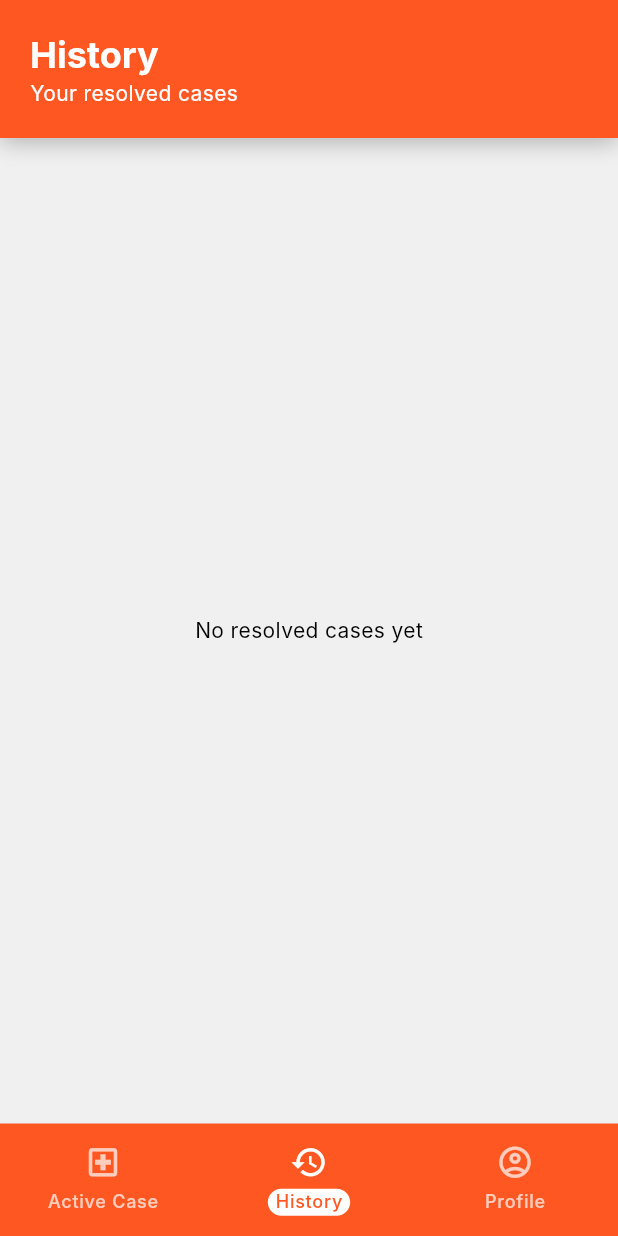
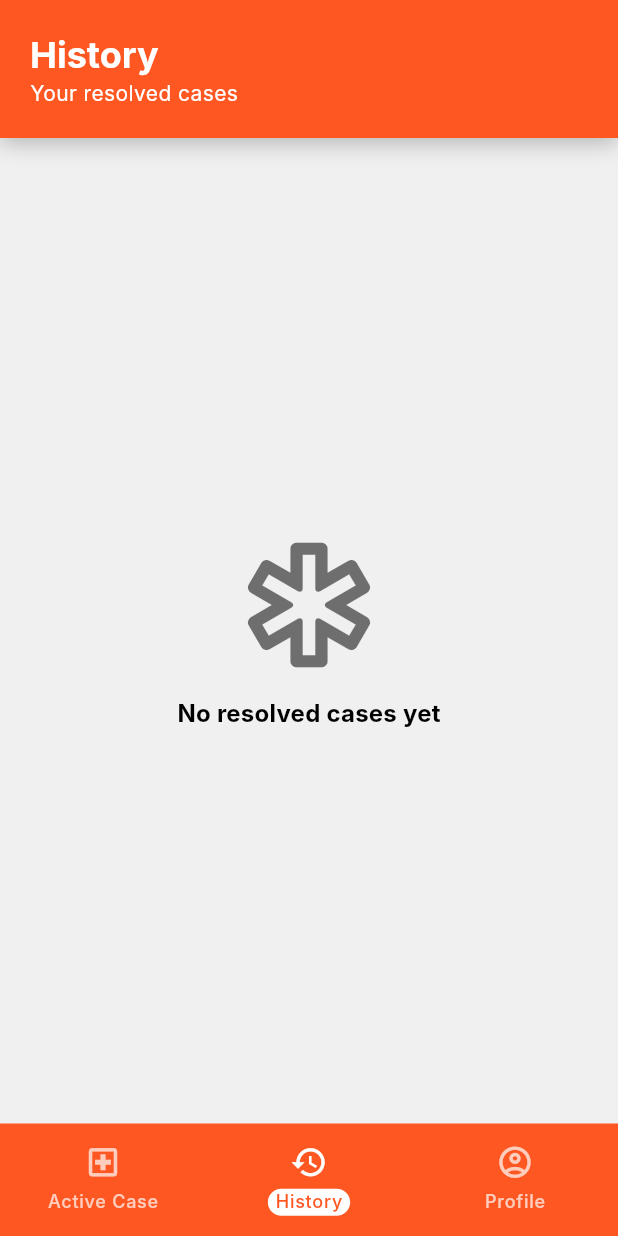
Before and after one commit to Ignatious04/capstone-mobile, a Flutter app: the screen it shows once a user with an empty profile is signed in, item 2 of the bottom bar chosen, on a phone screen of 412 x 824 dp. Run offline on Flutter 3.47's test engine with Material 3 defaults, Android fonts, the phone set to English and light mode, and no system bars; our stand-ins replace cached_network_image, camera, cloud_firestore, cloud_functions, connectivity_plus, firebase_auth and 11 more; missing offline and left inert: google_mlkit_face_detection, google_mlkit_text_recognition; accounts and stored records are empty; Roboto replaces fonts that are missing (Inter).

```diff
--- a/lib/core/shared/widgets/custom_elevated_button.dart
+++ b/lib/core/shared/widgets/custom_elevated_button.dart
@@ -33,7 +33,7 @@ class CustomElevatedButton extends StatelessWidget {
           ? SizedBox(
               width: 20,
               height: 20,
-              child: CustomCircularProgressIndicator(color: color),
+              child: CustomCircularProgressIndicator(color: Colors.deepOrange),
             )
           : icon,
       style: ElevatedButton.styleFrom(
--- a/lib/features/responder/active_case/widgets/active_case_action_bar.dart
+++ b/lib/features/responder/active_case/widgets/active_case_action_bar.dart
@@ -41,16 +41,19 @@ class _ActiveCaseActionBarState extends State<ActiveCaseActionBar> with SingleTi
   }
 
   void _startHold(PointerDownEvent event) {
+    if (!mounted) return;
     _downPosition = event.position;
     _controller.forward();
   }
 
   void _cancelHold() {
+    if (!mounted) return;
     _downPosition = null;
     _controller.reverse();
   }
 
   void _onMove(PointerMoveEvent event) {
+    if (!mounted) return;
     final start = _downPosition;
     if (start != null && (event.position - start).distance > _maxDrift) _cancelHold();
   }
--- a/lib/features/responder/history/views/history_screen.dart
+++ b/lib/features/responder/history/views/history_screen.dart
@@ -1,7 +1,7 @@
 import 'package:capstone/core/l10n/app_localizations.dart';
 import 'package:capstone/core/shared/widgets/custom_circular_progress_indicator.dart';
 import 'package:capstone/core/shared/widgets/custom_header_widget.dart';
-import 'package:capstone/core/shared/widgets/text/body_text.dart';
+import 'package:capstone/core/shared/widgets/text/title_text.dart';
 import 'package:capstone/features/responder/history/providers/history_provider.dart';
 import 'package:capstone/features/responder/history/widgets/history_case_card.dart';
 import 'package:flutter/material.dart';
@@ -31,7 +31,18 @@ class ResponderHistoryScreen extends ConsumerWidget {
               child: history.when(
                 data: (cases) {
                   if (cases.isEmpty) {
-                    return Center(child: BodyText(value: l10n.noResolvedCases));
+                    return Column(
+                      mainAxisAlignment: MainAxisAlignment.center,
+                      children: [
+                        const Icon(
+                          Icons.emergency_outlined,
+                          size: 100,
+                          color: Colors.black54,
+                        ),
+                        const SizedBox(height: 10),
+                        TitleText(value: l10n.noResolvedCases),
+                      ],
+                    );
                   }
                   return ListView.builder(
                     padding: const EdgeInsets.all(20),
--- a/lib/features/responder/profile/views/responder_profile_screen.dart
+++ b/lib/features/responder/profile/views/responder_profile_screen.dart
@@ -131,7 +131,8 @@ class _ResponderProfileBody extends ConsumerWidget {
                     onPressed: () async {
                       final confirmed = await showConfirmationDialog(
                         context,
-                        title: l10n.logoutConfirm,
+                        title: l10n.attention,
+                        content: l10n.logoutConfirm,
                       );
                       if (confirmed != true) return;
                       await ref.read(responderLocationSharingProvider).stopSharing();
```
Also changed, not shown: lib/core/shared/widgets/emergency_guidance_sheet.dart (+15 -12 lines), lib/features/responder/active_case/views/active_case_screen.dart (+4 -3 lines).
